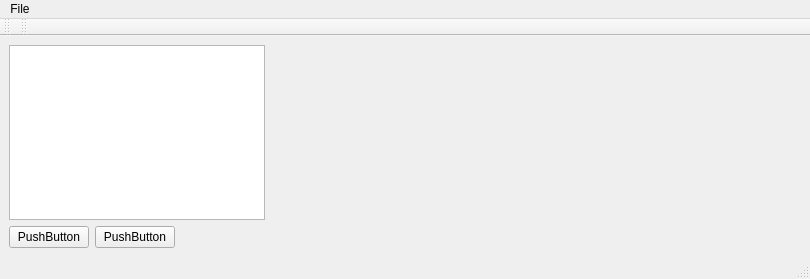
Before: the Qt Designer form Worksheet5/Qt_Application/mainwindow.ui in Kajeban/3D-Model-Visualisation-Software, drawn with Qt 5.
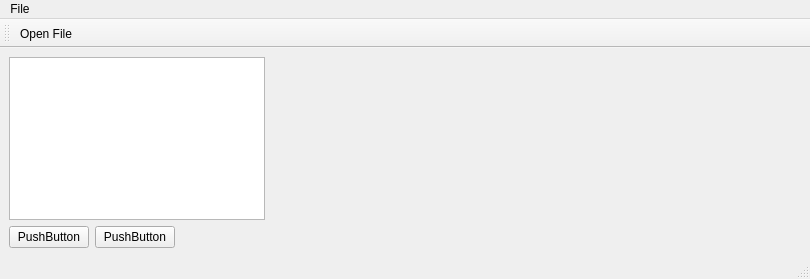
After: the same form once the commit is applied. Icons and pictures are not drawn.

Patch:
```diff
--- a/Worksheet5/Qt_Application/mainwindow.ui
+++ b/Worksheet5/Qt_Application/mainwindow.ui
@@ -100,17 +100,7 @@
    <attribute name="toolBarBreak">
     <bool>false</bool>
    </attribute>
-  </widget>
-  <widget class="QToolBar" name="toolBar_2">
-   <property name="windowTitle">
-    <string>toolBar_2</string>
-   </property>
-   <attribute name="toolBarArea">
-    <enum>TopToolBarArea</enum>
-   </attribute>
-   <attribute name="toolBarBreak">
-    <bool>false</bool>
-   </attribute>
+   <addaction name="actionOpen_File"/>
   </widget>
   <action name="actionOpen_File">
    <property name="icon">
```
